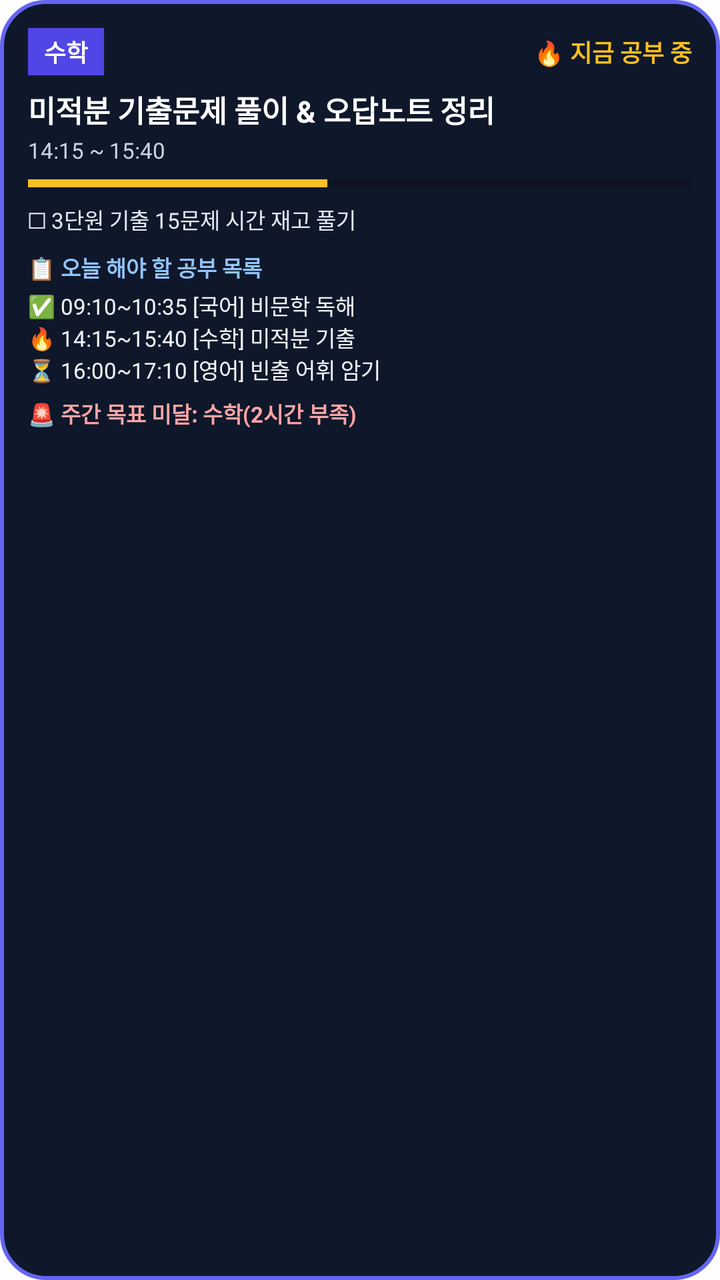
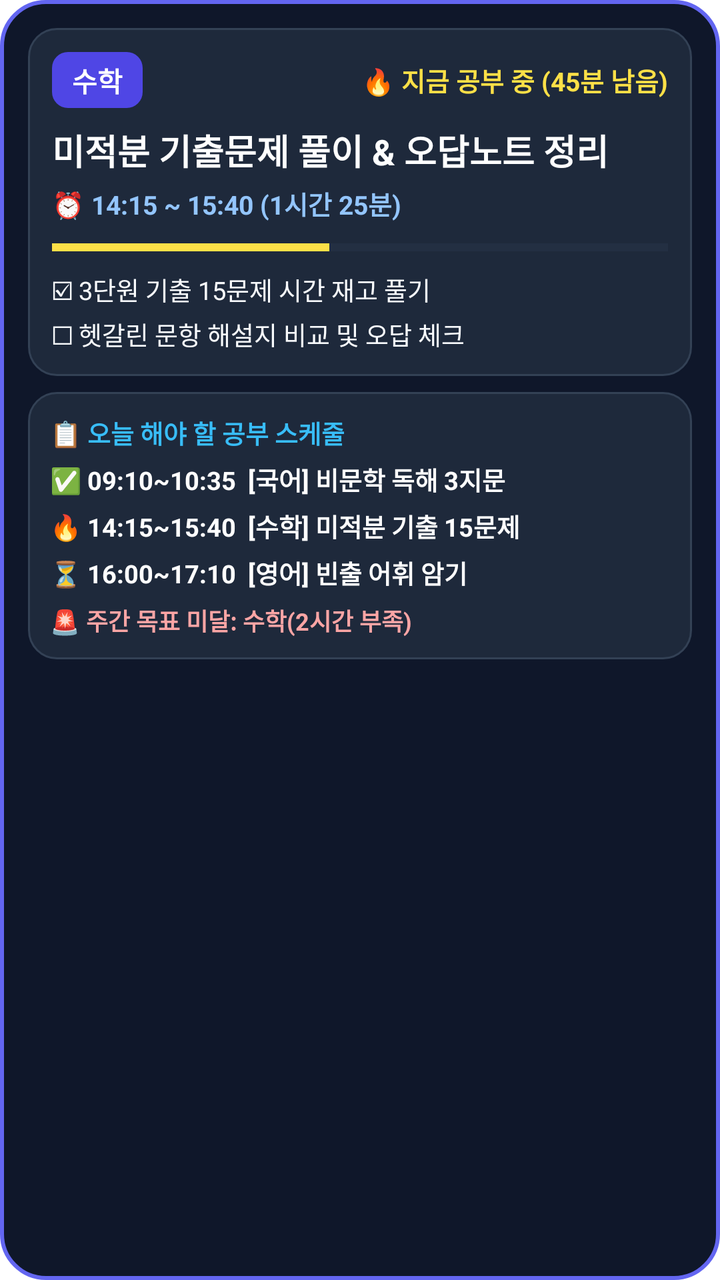

Compare the two renders of this Android layout. The source of the first and the diff that turns it into the second are given below.
<!-- AndroidManifest.xml: fallback theme Theme.MaterialComponents.DayNight.NoActionBar -->
<!-- res/layout/study_widget.xml -->
<?xml version="1.0" encoding="utf-8"?>
<LinearLayout xmlns:android="http://schemas.android.com/apk/res/android"
    android:id="@+id/widget_root_container"
    android:layout_width="match_parent"
    android:layout_height="match_parent"
    android:background="@drawable/widget_bg"
    android:orientation="vertical"
    android:padding="14dp">

    
    <LinearLayout
        android:layout_width="match_parent"
        android:layout_height="wrap_content"
        android:gravity="center_vertical"
        android:orientation="horizontal">

        <TextView
            android:id="@+id/widget_subject_badge"
            android:layout_width="wrap_content"
            android:layout_height="wrap_content"
            android:background="#4F46E5"
            android:paddingLeft="8dp"
            android:paddingTop="3dp"
            android:paddingRight="8dp"
            android:paddingBottom="3dp"
            android:text="수학"
            android:textColor="#FFFFFF"
            android:textSize="12sp"
            android:textStyle="bold" />

        <TextView
            android:id="@+id/widget_status_text"
            android:layout_width="0dp"
            android:layout_height="wrap_content"
            android:layout_weight="1"
            android:gravity="end"
            android:text="🔥 지금 공부 중"
            android:textColor="#FBBF24"
            android:textSize="12sp"
            android:textStyle="bold" />
    </LinearLayout>

    
    <TextView
        android:id="@+id/widget_title_text"
        android:layout_width="match_parent"
        android:layout_height="wrap_content"
        android:layout_marginTop="6dp"
        android:ellipsize="end"
        android:maxLines="1"
        android:text="미적분 기출문제 풀이 &amp; 오답노트 정리"
        android:textColor="#FFFFFF"
        android:textSize="15sp"
        android:textStyle="bold" />

    
    <TextView
        android:id="@+id/widget_time_range_text"
        android:layout_width="match_parent"
        android:layout_height="wrap_content"
        android:layout_marginTop="2dp"
        android:text="14:15 ~ 15:40"
        android:textColor="#CBD5E1"
        android:textSize="11sp" />

    
    <ProgressBar
        android:id="@+id/widget_progress_bar"
        style="?android:attr/progressBarStyleHorizontal"
        android:layout_width="match_parent"
        android:layout_height="7dp"
        android:layout_marginTop="6dp"
        android:max="100"
        android:progress="45"
        android:progressTint="#FBBF24" />

    
    <TextView
        android:id="@+id/widget_checklist_text"
        android:layout_width="match_parent"
        android:layout_height="wrap_content"
        android:layout_marginTop="6dp"
        android:ellipsize="end"
        android:maxLines="2"
        android:text="☐ 3단원 기출 15문제 시간 재고 풀기"
        android:textColor="#E2E8F0"
        android:textSize="11sp" />

    
    <TextView
        android:layout_width="match_parent"
        android:layout_height="wrap_content"
        android:layout_marginTop="8dp"
        android:text="📋 오늘 해야 할 공부 목록"
        android:textColor="#93C5FD"
        android:textSize="11sp"
        android:textStyle="bold" />

    <TextView
        android:id="@+id/widget_today_list_text"
        android:layout_width="match_parent"
        android:layout_height="wrap_content"
        android:layout_marginTop="3dp"
        android:ellipsize="end"
        android:maxLines="4"
        android:text="✅ 09:10~10:35 [국어] 비문학 독해\n🔥 14:15~15:40 [수학] 미적분 기출\n⏳ 16:00~17:10 [영어] 빈출 어휘 암기"
        android:textColor="#F1F5F9"
        android:textSize="11sp" />

    
    <TextView
        android:id="@+id/widget_next_text"
        android:layout_width="match_parent"
        android:layout_height="wrap_content"
        android:layout_marginTop="6dp"
        android:ellipsize="end"
        android:maxLines="1"
        android:text="🚨 주간 목표 미달: 수학(2시간 부족)"
        android:textColor="#FCA5A5"
        android:textSize="11sp"
        android:textStyle="bold" />

</LinearLayout>
<!-- resources referenced by this layout -->
<resources>
  <!-- drawable widget_bg (drawable) -->
  <?xml version="1.0" encoding="utf-8"?>
  <shape xmlns:android="http://schemas.android.com/apk/res/android"
      android:shape="rectangle">
      <solid android:color="#0F172A" />
      <corners android:radius="22dp" />
      <stroke
          android:width="2dp"
          android:color="#6366F1" />
  </shape>
</resources>

<!-- the commit's change to res/layout/study_widget.xml (unified diff, before → after) -->
@@ -11,113 +11,135 @@
     <LinearLayout
         android:layout_width="match_parent"
         android:layout_height="wrap_content"
-        android:gravity="center_vertical"
-        android:orientation="horizontal">
+        android:background="@drawable/widget_card_inner"
+        android:orientation="vertical"
+        android:padding="12dp">
+
+        
+        <LinearLayout
+            android:layout_width="match_parent"
+            android:layout_height="wrap_content"
+            android:gravity="center_vertical"
+            android:orientation="horizontal">
+
+            <TextView
+                android:id="@+id/widget_subject_badge"
+                android:layout_width="wrap_content"
+                android:layout_height="wrap_content"
+                android:background="@drawable/widget_badge_bg"
+                android:paddingLeft="10dp"
+                android:paddingTop="4dp"
+                android:paddingRight="10dp"
+                android:paddingBottom="4dp"
+                android:text="수학"
+                android:textColor="#FFFFFF"
+                android:textSize="13.5sp"
+                android:textStyle="bold" />
+
+            <TextView
+                android:id="@+id/widget_status_text"
+                android:layout_width="0dp"
+                android:layout_height="wrap_content"
+                android:layout_weight="1"
+                android:gravity="end"
+                android:text="🔥 지금 공부 중 (45분 남음)"
+                android:textColor="#FDE047"
+                android:textSize="13sp"
+                android:textStyle="bold" />
+        </LinearLayout>
+
+        
+        <TextView
+            android:id="@+id/widget_title_text"
+            android:layout_width="match_parent"
+            android:layout_height="wrap_content"
+            android:layout_marginTop="8dp"
+            android:ellipsize="end"
+            android:maxLines="2"
+            android:text="미적분 기출문제 풀이 &amp; 오답노트 정리"
+            android:textColor="#FFFFFF"
+            android:textSize="17.5sp"
+            android:textStyle="bold" />
+
+        
+        <TextView
+            android:id="@+id/widget_time_range_text"
+            android:layout_width="match_parent"
+            android:layout_height="wrap_content"
+            android:layout_marginTop="4dp"
+            android:text="⏰ 14:15 ~ 15:40 (1시간 25분)"
+            android:textColor="#93C5FD"
+            android:textSize="13sp"
+            android:textStyle="bold" />
+
+        
+        <ProgressBar
+            android:id="@+id/widget_progress_bar"
+            style="?android:attr/progressBarStyleHorizontal"
+            android:layout_width="match_parent"
+            android:layout_height="9dp"
+            android:layout_marginTop="8dp"
+            android:max="100"
+            android:progress="45"
+            android:progressBackgroundTint="#334155"
+            android:progressTint="#FDE047" />
+
+        
+        <TextView
+            android:id="@+id/widget_checklist_text"
+            android:layout_width="match_parent"
+            android:layout_height="wrap_content"
+            android:layout_marginTop="7dp"
+            android:ellipsize="end"
+            android:lineSpacingExtra="4dp"
+            android:maxLines="2"
+            android:text="☑ 3단원 기출 15문제 시간 재고 풀기\n☐ 헷갈린 문항 해설지 비교 및 오답 체크"
+            android:textColor="#F8FAFC"
+            android:textSize="12.5sp" />
+    </LinearLayout>
+
+    
+    <LinearLayout
+        android:layout_width="match_parent"
+        android:layout_height="wrap_content"
+        android:layout_marginTop="8dp"
+        android:background="@drawable/widget_card_inner"
+        android:orientation="vertical"
+        android:padding="11dp">
 
         <TextView
-            android:id="@+id/widget_subject_badge"
-            android:layout_width="wrap_content"
+            android:layout_width="match_parent"
             android:layout_height="wrap_content"
-            android:background="#4F46E5"
-            android:paddingLeft="8dp"
-            android:paddingTop="3dp"
-            android:paddingRight="8dp"
-            android:paddingBottom="3dp"
-            android:text="수학"
-            android:textColor="#FFFFFF"
-            android:textSize="12sp"
+            android:text="📋 오늘 해야 할 공부 스케줄"
+            android:textColor="#38BDF8"
+            android:textSize="12.5sp"
             android:textStyle="bold" />
 
         <TextView
-            android:id="@+id/widget_status_text"
-            android:layout_width="0dp"
+            android:id="@+id/widget_today_list_text"
+            android:layout_width="match_parent"
             android:layout_height="wrap_content"
-            android:layout_weight="1"
-            android:gravity="end"
-            android:text="🔥 지금 공부 중"
-            android:textColor="#FBBF24"
+            android:layout_marginTop="5dp"
+            android:ellipsize="end"
+            android:lineSpacingExtra="5dp"
+            android:maxLines="5"
+            android:text="✅ 09:10~10:35  [국어] 비문학 독해 3지문\n🔥 14:15~15:40  [수학] 미적분 기출 15문제\n⏳ 16:00~17:10  [영어] 빈출 어휘 암기"
+            android:textColor="#FFFFFF"
+            android:textSize="12.5sp"
+            android:textStyle="bold" />
+
+        
+        <TextView
+            android:id="@+id/widget_next_text"
+            android:layout_width="match_parent"
+            android:layout_height="wrap_content"
+            android:layout_marginTop="6dp"
+            android:ellipsize="end"
+            android:maxLines="1"
+            android:text="🚨 주간 목표 미달: 수학(2시간 부족)"
+            android:textColor="#FCA5A5"
             android:textSize="12sp"
             android:textStyle="bold" />
     </LinearLayout>
 
-    
-    <TextView
-        android:id="@+id/widget_title_text"
-        android:layout_width="match_parent"
-        android:layout_height="wrap_content"
-        android:layout_marginTop="6dp"
-        android:ellipsize="end"
-        android:maxLines="1"
-        android:text="미적분 기출문제 풀이 &amp; 오답노트 정리"
-        android:textColor="#FFFFFF"
-        android:textSize="15sp"
-        android:textStyle="bold" />
-
-    
-    <TextView
-        android:id="@+id/widget_time_range_text"
-        android:layout_width="match_parent"
-        android:layout_height="wrap_content"
-        android:layout_marginTop="2dp"
-        android:text="14:15 ~ 15:40"
-        android:textColor="#CBD5E1"
-        android:textSize="11sp" />
-
-    
-    <ProgressBar
-        android:id="@+id/widget_progress_bar"
-        style="?android:attr/progressBarStyleHorizontal"
-        android:layout_width="match_parent"
-        android:layout_height="7dp"
-        android:layout_marginTop="6dp"
-        android:max="100"
-        android:progress="45"
-        android:progressTint="#FBBF24" />
-
-    
-    <TextView
-        android:id="@+id/widget_checklist_text"
-        android:layout_width="match_parent"
-        android:layout_height="wrap_content"
-        android:layout_marginTop="6dp"
-        android:ellipsize="end"
-        android:maxLines="2"
-        android:text="☐ 3단원 기출 15문제 시간 재고 풀기"
-        android:textColor="#E2E8F0"
-        android:textSize="11sp" />
-
-    
-    <TextView
-        android:layout_width="match_parent"
-        android:layout_height="wrap_content"
-        android:layout_marginTop="8dp"
-        android:text="📋 오늘 해야 할 공부 목록"
-        android:textColor="#93C5FD"
-        android:textSize="11sp"
-        android:textStyle="bold" />
-
-    <TextView
-        android:id="@+id/widget_today_list_text"
-        android:layout_width="match_parent"
-        android:layout_height="wrap_content"
-        android:layout_marginTop="3dp"
-        android:ellipsize="end"
-        android:maxLines="4"
-        android:text="✅ 09:10~10:35 [국어] 비문학 독해\n🔥 14:15~15:40 [수학] 미적분 기출\n⏳ 16:00~17:10 [영어] 빈출 어휘 암기"
-        android:textColor="#F1F5F9"
-        android:textSize="11sp" />
-
-    
-    <TextView
-        android:id="@+id/widget_next_text"
-        android:layout_width="match_parent"
-        android:layout_height="wrap_content"
-        android:layout_marginTop="6dp"
-        android:ellipsize="end"
-        android:maxLines="1"
-        android:text="🚨 주간 목표 미달: 수학(2시간 부족)"
-        android:textColor="#FCA5A5"
-        android:textSize="11sp"
-        android:textStyle="bold" />
-
 </LinearLayout>
<!-- resource entries referenced after the edit -->
@@ -1,5 +1,12 @@
 <!-- resources referenced by this layout -->
 <resources>
+  <!-- drawable widget_badge_bg (drawable) -->
+  <?xml version="1.0" encoding="utf-8"?>
+  <shape xmlns:android="http://schemas.android.com/apk/res/android"
+      android:shape="rectangle">
+      <solid android:color="#4F46E5" />
+      <corners android:radius="8dp" />
+  </shape>
   <!-- drawable widget_bg (drawable) -->
   <?xml version="1.0" encoding="utf-8"?>
   <shape xmlns:android="http://schemas.android.com/apk/res/android"
@@ -10,5 +17,15 @@
           android:width="2dp"
           android:color="#6366F1" />
   </shape>
+  <!-- drawable widget_card_inner (drawable) -->
+  <?xml version="1.0" encoding="utf-8"?>
+  <shape xmlns:android="http://schemas.android.com/apk/res/android"
+      android:shape="rectangle">
+      <solid android:color="#1E293B" />
+      <corners android:radius="14dp" />
+      <stroke
+          android:width="1dp"
+          android:color="#334155" />
+  </shape>
 </resources>
 
